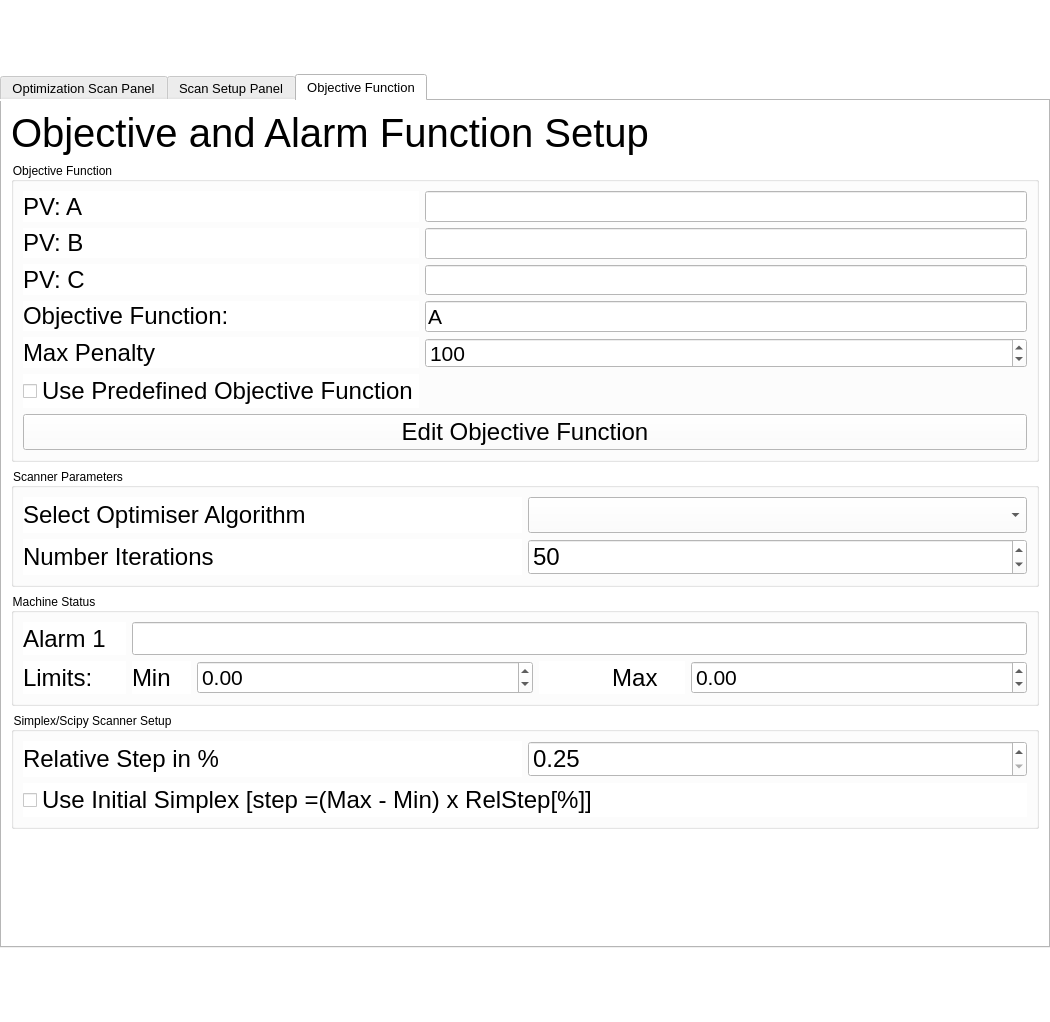
Old version of the form optimizer/UIOcelotInterface_gen.ui in the repository ocelot-collab/ocelot.
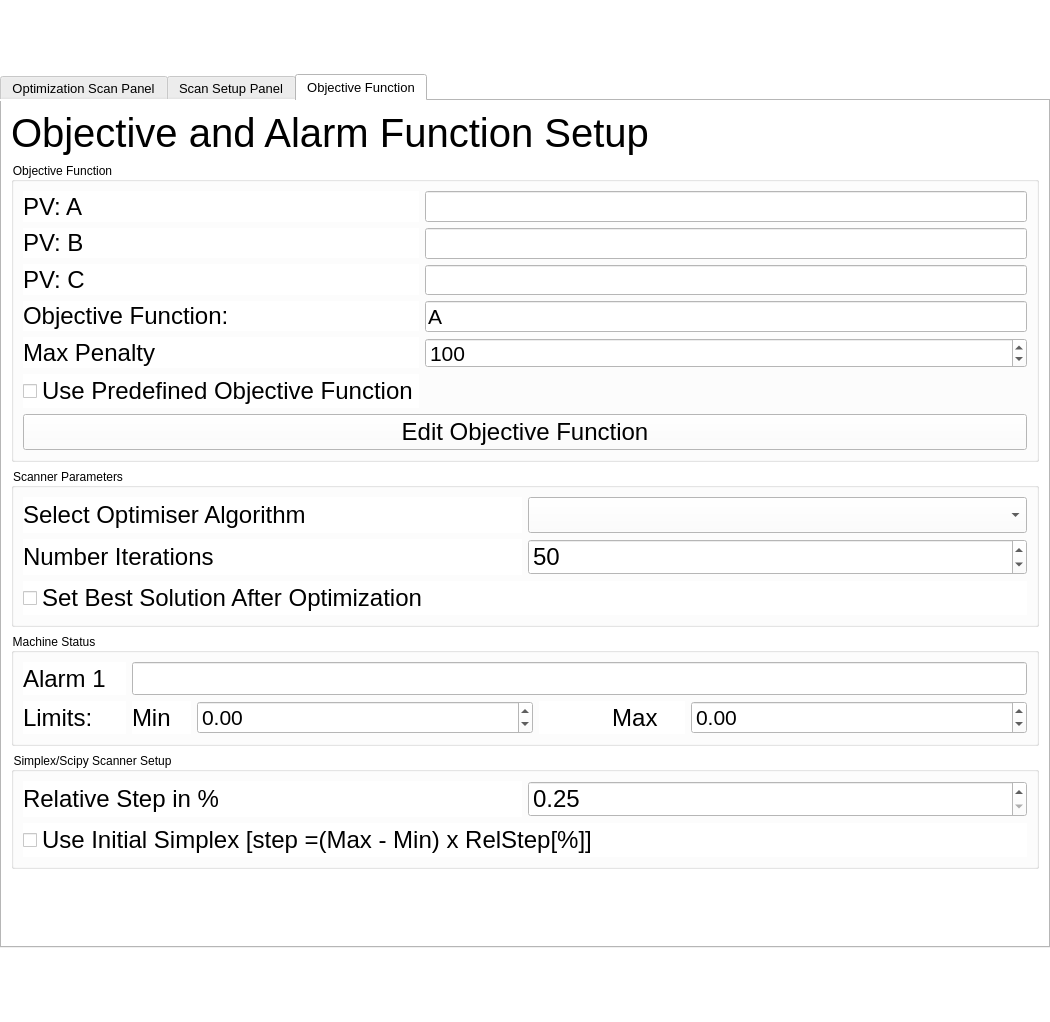
New version of the form. The open tabs and pages were chosen to show the change. Custom widgets are drawn as their Qt base class.

Commit message: added help fixed bugs added set the best solution option

```diff
--- a/optimizer/UIOcelotInterface_gen.ui
+++ b/optimizer/UIOcelotInterface_gen.ui
@@ -1168,6 +1168,18 @@
             </item>
            </layout>
           </item>
+          <item>
+           <widget class="QCheckBox" name="cb_set_best_sol">
+            <property name="font">
+             <font>
+              <pointsize>18</pointsize>
+             </font>
+            </property>
+            <property name="text">
+             <string>Set Best Solution After Optimization</string>
+            </property>
+           </widget>
+          </item>
          </layout>
         </widget>
        </item>
```
Left out of the diff: 20 changed lines with no effect on the pictures. The commit also changes 45 other files.
